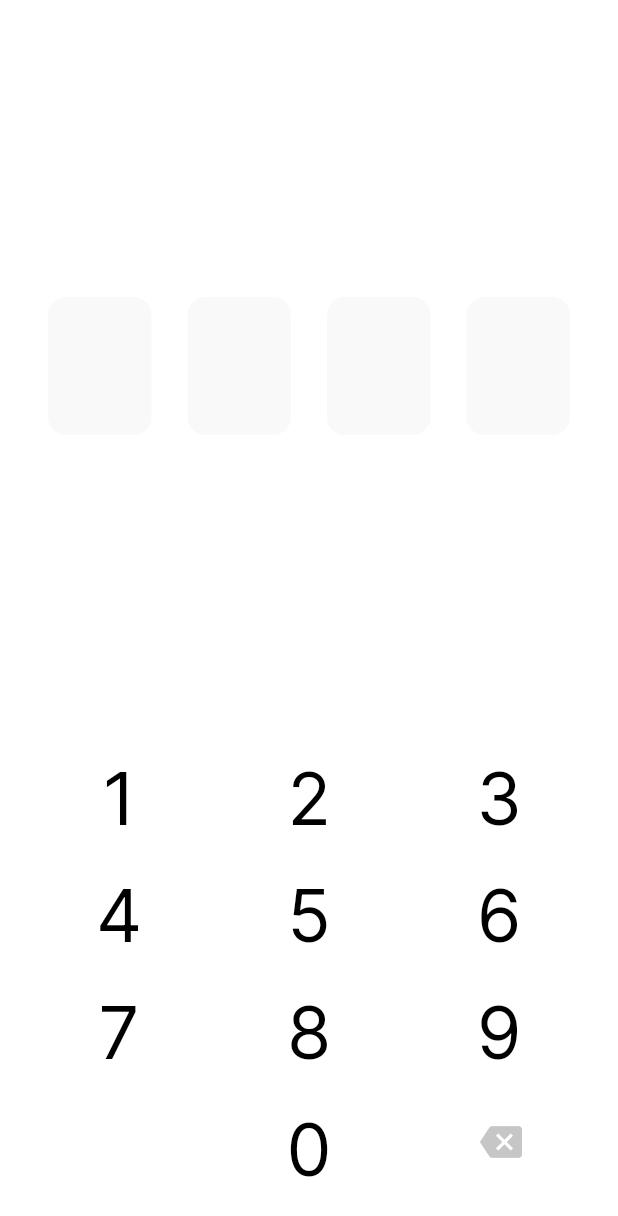
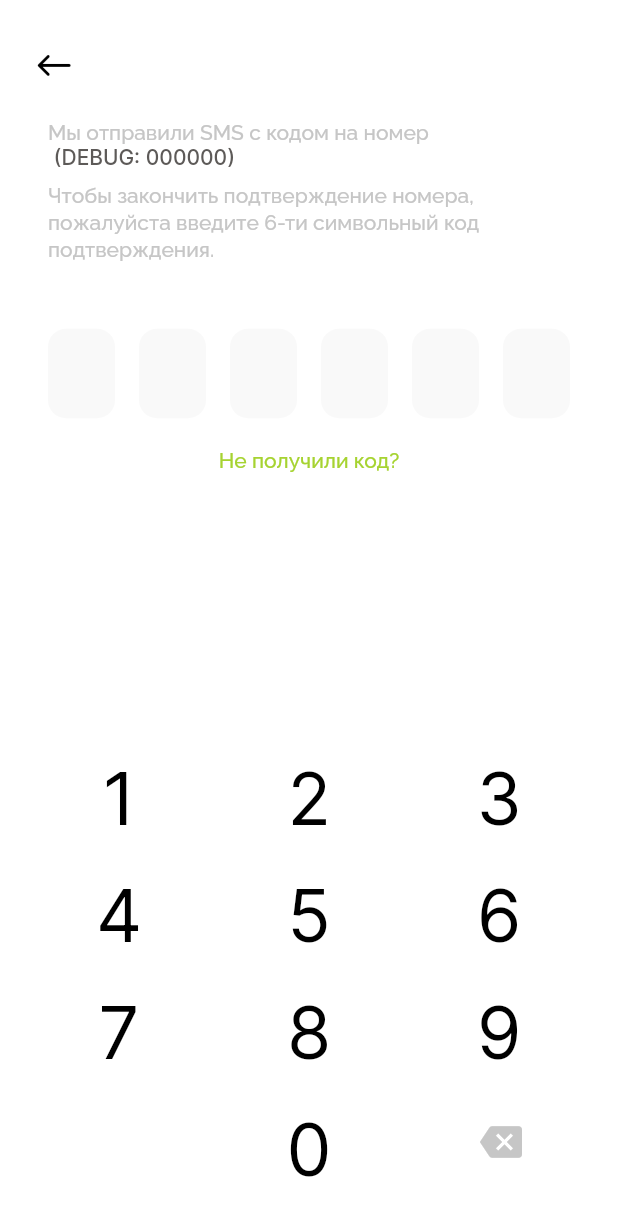
Before and after one commit to devcat37/treearth, a Flutter app: the PhoneNumberPageView screen opened directly, after a tap on "Далее", on a phone screen of 412 x 824 dp. Shown: the top 1216 px of the screen. Run offline on Flutter 3.47's test engine with Material 2 defaults, Android fonts, the phone set to English and light mode, and no system bars; our stand-ins replace carousel_slider, firebase_auth, firebase_core, flutter_mobx, flutter_secure_storage, flutter_svg and 5 more; missing offline and left inert: phone_number; accounts and stored records are empty; generated files the repository leaves out were written again; network calls fail.

Commit message:
Переход на главную страницу после авторизации

```diff
--- a/lib/internal/application.dart
+++ b/lib/internal/application.dart
@@ -1,5 +1,8 @@
 // Flutter imports:
 import 'package:flutter/material.dart';
+
+// Package imports:
+import 'package:phone_number/phone_number.dart';
 
 // Project imports:
 import 'package:treearth/internal/pages/authorization_page/authorization_page.dart';
@@ -25,6 +28,7 @@ class Application extends StatelessWidget {
         textTheme: TextTheme(
           headline3: TextStyle(color: blackColor, fontSize: 24.0, fontWeight: FontWeight.bold),
           subtitle1: TextStyle(color: blackColor, fontSize: 18.0, fontWeight: FontWeight.w500),
+          bodyText1: TextStyle(color: blackColor, fontSize: 14.0, fontWeight: FontWeight.w500),
           bodyText2: TextStyle(color: blackColor, fontSize: 12.0, fontWeight: FontWeight.w500),
           button: TextStyle(color: blackColor, fontSize: 14.0, fontWeight: FontWeight.bold),
         ),
@@ -49,7 +53,11 @@ class Application extends StatelessWidget {
             route = MaterialPageRoute(builder: (context) => const NotificationsPage());
             break;
           case PhoneNumberPage.routeName:
-            route = MaterialPageRoute(builder: (context) => const PhoneNumberPage());
+            route = MaterialPageRoute(
+              builder: (context) => PhoneNumberPage(
+                onSuccessfulConfirmation: routeSettings.arguments as Function(PhoneNumber)?,
+              ),
+            );
             break;
           case ConfirmNumberPage.routeName:
             route = MaterialPageRoute(builder: (context) => const ConfirmNumberPage());
--- a/lib/internal/services/helpers.dart
+++ b/lib/internal/services/helpers.dart
@@ -36,3 +36,11 @@ String monthToString(int month) {
       return 'Января';
   }
 }
+
+String generateNDigitsCode(int digits) {
+  String code = '';
+  for (int i = 0; i < digits; i++) {
+    code += '${Random().nextInt(10)}';
+  }
+  return code;
+}
--- a/lib/internal/states/auth_state/auth_state.dart
+++ b/lib/internal/states/auth_state/auth_state.dart
@@ -3,7 +3,6 @@ import 'package:mobx/mobx.dart';
 
 // Project imports:
 import 'package:treearth/data/repository/auth/auth_repository.dart';
-import 'package:treearth/internal/services/app_redirects.dart';
 import 'package:treearth/internal/services/service_locator.dart';
 import 'package:treearth/internal/services/settings.dart';
 
@@ -31,7 +30,7 @@ abstract class _AuthStateBase with Store {
   @action
   Future<bool> signInWithPhoneNumber() async {
     // Получение номера телефона пользователя и подтверждение его на pin-странице.
-
+    return true;
     return await authorize();
   }
 
--- /dev/null
+++ b/lib/internal/states/confirm_number_state/confirm_number_state.dart
@@ -0,0 +1,48 @@
+// Dart imports:
+import 'dart:developer';
+
+// Package imports:
+import 'package:mobx/mobx.dart';
+import 'package:phone_number/phone_number.dart';
+
+// Project imports:
+import 'package:treearth/internal/services/helpers.dart';
+
+part 'confirm_number_state.g.dart';
+
+class ConfirmNumberState extends _ConfirmNumberStateBase with _$ConfirmNumberState {
+  ConfirmNumberState({required PhoneNumber phone}) : super(phone: phone);
+
+  static const defaultCodeLength = 6;
+}
+
+abstract class _ConfirmNumberStateBase with Store {
+  _ConfirmNumberStateBase({
+    required this.phone,
+  }) {
+    // Автоматическая отправка кода на указанный номер телефона.
+    _sendVerificationCode();
+  }
+
+  /// Номер телефона, с которым будут производиться операции.
+  final PhoneNumber phone;
+
+  /// Код, который отправляется по СМС.
+  String? verificationCode;
+
+  /// Отправка кода по СМС.
+  @action
+  Future<void> _sendVerificationCode() async {
+    // Генерация кода.
+    verificationCode = generateNDigitsCode(ConfirmNumberState.defaultCodeLength);
+    log('Verification code is $verificationCode');
+  }
+
+  /// Отправка кода по СМС.
+  @action
+  bool verifyCode(String code) {
+    if (code == verificationCode) return true;
+
+    return false;
+  }
+}
--- a/lib/presentation/global/app_bar/tree_app_bar.dart
+++ b/lib/presentation/global/app_bar/tree_app_bar.dart
@@ -9,15 +9,17 @@ import 'package:treearth/presentation/global/icons/tree_icons.dart';
 class TreeAppBar extends StatefulWidget implements PreferredSizeWidget {
   const TreeAppBar({
     Key? key,
-    required this.title,
+    this.title,
     this.backgroundColor = Colors.transparent,
     this.contentColor = blackColor,
     this.actions,
+    this.canPop = true,
   }) : super(key: key);
 
-  final String title;
+  final String? title;
   final Color? backgroundColor;
   final Color? contentColor;
+  final bool canPop;
   final List<Widget>? actions;
 
   @override
@@ -35,7 +37,7 @@ class _TreeAppBarState extends State<TreeAppBar> {
       height: kToolbarHeight * 1.5,
       color: widget.backgroundColor ?? Theme.of(context).scaffoldBackgroundColor,
       child: Padding(
-        padding: const EdgeInsets.only(left: sidePadding, bottom: sidePadding12, right: sidePadding),
+        padding: const EdgeInsets.only(left: sidePadding, right: sidePadding),
         child: child,
       ),
     );
@@ -66,11 +68,12 @@ class _TreeAppBarState extends State<TreeAppBar> {
         children: [
           Row(
             children: [
-              if (canPop(context)) _buildBackButton(context),
+              if (canPop(context) && widget.canPop) _buildBackButton(context),
+              if (widget.title != null)
                 Hero(
                   tag: _appBarHeroTag,
                   child: Text(
-                  widget.title,
+                    widget.title!,
                     style: Theme.of(context).textTheme.headline3?.copyWith(color: widget.contentColor),
                   ),
                 )
--- a/lib/presentation/global/pin_code_field/pin_code_field.dart
+++ b/lib/presentation/global/pin_code_field/pin_code_field.dart
@@ -4,7 +4,6 @@ import 'package:flutter/widgets.dart';
 
 // Project imports:
 import 'package:treearth/internal/utils/infrastructure.dart';
-import 'package:treearth/presentation/global/gradient_text/gradient_text.dart';
 import 'package:treearth/presentation/global/pin_code_field/pin_code_number.dart';
 import 'package:treearth/presentation/global/pin_controller/pin_controller.dart';
 
@@ -13,10 +12,12 @@ class PinCodeField extends StatefulWidget {
     Key? key,
     this.length = 4,
     this.controller,
+    this.onComplete,
   }) : super(key: key);
 
   final int length;
   final PinController? controller;
+  final Function(String)? onComplete;
 
   @override
   State<PinCodeField> createState() => _PinCodeFieldState();
@@ -26,7 +27,9 @@ class _PinCodeFieldState extends State<PinCodeField> {
   @override
   void initState() {
     widget.controller?.addListener(() {
-      setState(() {});
+      if (mounted) setState(() {});
+      if (widget.controller?.pin?.length == widget.controller?.length && widget.onComplete != null)
+        widget.onComplete!(widget.controller?.pin ?? '');
     });
 
     super.initState();
--- a/lib/presentation/global/tree_input/tree_input.dart
+++ b/lib/presentation/global/tree_input/tree_input.dart
@@ -11,6 +11,7 @@ class TreeInput extends StatelessWidget {
     this.hintText,
     this.width,
     this.autoFocus = false,
+    this.controller,
     this.keyboardType = TextInputType.name,
   }) : super(key: key);
 
@@ -22,6 +23,7 @@ class TreeInput extends StatelessWidget {
   final String? hintText;
   final bool autoFocus;
   final TextInputType? keyboardType;
+  final TextEditingController? controller;
 
   @override
   Widget build(BuildContext context) {
@@ -49,6 +51,7 @@ class TreeInput extends StatelessWidget {
           child: TextFormField(
             keyboardType: keyboardType,
             autofocus: autoFocus,
+            controller: controller,
             style: Theme.of(context).textTheme.headline3!.copyWith(fontWeight: FontWeight.w400, fontFamily: 'Inter'),
             cursorColor: lightGreenColor,
             cursorHeight: 28.0,
--- a/lib/presentation/pages/confirm_number_page/confirm_number_page_view.dart
+++ b/lib/presentation/pages/confirm_number_page/confirm_number_page_view.dart
@@ -2,7 +2,11 @@
 import 'package:flutter/material.dart';
 
 // Project imports:
+import 'package:treearth/internal/services/app_redirects.dart';
+import 'package:treearth/internal/services/service_locator.dart';
+import 'package:treearth/internal/states/confirm_number_state/confirm_number_state.dart';
 import 'package:treearth/internal/utils/infrastructure.dart';
+import 'package:treearth/presentation/global/app_bar/tree_app_bar.dart';
 import 'package:treearth/presentation/global/pin_code_field/pin_code_field.dart';
 import 'package:treearth/presentation/global/pin_controller/pin_controller.dart';
 import 'package:treearth/presentation/global/pin_enter/pin_enter.dart';
@@ -15,22 +19,78 @@ class ConfirmNumberPageView extends StatefulWidget {
 }
 
 class _ConfirmNumberPageViewState extends State<ConfirmNumberPageView> {
-  static const _pinLength = 4;
+  static const _pinLength = ConfirmNumberState.defaultCodeLength;
+
   final PinController controller = PinController(length: _pinLength);
+
+  ConfirmNumberState get confirmNumberState => service<ConfirmNumberState>();
+
+  Widget _buildWeHaveSent(BuildContext context) {
+    return Padding(
+      padding: const EdgeInsets.symmetric(horizontal: sidePadding32),
+      child: Column(
+        crossAxisAlignment: CrossAxisAlignment.start,
+        children: [
+          Text.rich(
+            TextSpan(
+              children: [
+                TextSpan(
+                  text: 'Мы отправили SMS с кодом на номер\n',
+                  style: Theme.of(context).textTheme.bodyText1!.copyWith(color: greyTextColor, height: 16 / 14),
+                ),
+                TextSpan(
+                  text: '${confirmNumberState.phone.national} (DEBUG: ${confirmNumberState.verificationCode})',
+                  style: Theme.of(context).textTheme.bodyText1!.copyWith(color: darkGreyColor, fontFamily: 'Inter'),
+                ),
+              ],
+            ),
+          ),
+          const SizedBox(height: sidePadding8),
+          Text(
+            'Чтобы закончить подтверждение номера, пожалуйста введите 6-ти символьный код подтверждения.',
+            style: Theme.of(context).textTheme.bodyText1!.copyWith(color: greyTextColor, height: 18 / 14),
+          ),
+        ],
+      ),
+    );
+  }
+
+  Widget _buildDidntReceiveTheCode(BuildContext context) {
+    return Text(
+      'Не получили код?',
+      style: Theme.of(context).textTheme.bodyText1!.copyWith(color: lightGreenColor),
+    );
+  }
 
   @override
   Widget build(BuildContext context) {
     return Scaffold(
-      body: Container(
+      resizeToAvoidBottomInset: false,
+      appBar: TreeAppBar(),
+      body: SafeArea(
+        child: Container(
           height: MediaQuery.of(context).size.height,
           child: Column(
             mainAxisAlignment: MainAxisAlignment.end,
             children: [
               Expanded(
                 child: Center(
-                child: PinCodeField(
+                  child: Column(
+                    children: [
+                      const SizedBox(height: sidePadding),
+                      _buildWeHaveSent(context),
+                      const SizedBox(height: sidePadding),
+                      PinCodeField(
                         controller: controller,
                         length: _pinLength,
+                        onComplete: (code) {
+                          final isValidCode = confirmNumberState.verifyCode(code);
+
+                          if (isValidCode) pop(context, true);
+                        },
+                      ),
+                      _buildDidntReceiveTheCode(context),
+                    ],
                   ),
                 ),
               ),
@@ -44,6 +104,7 @@ class _ConfirmNumberPageViewState extends State<ConfirmNumberPageView> {
             ],
           ),
         ),
+      ),
     );
   }
 }
--- a/lib/presentation/pages/main_page/main_page_view.dart
+++ b/lib/presentation/pages/main_page/main_page_view.dart
@@ -66,6 +66,7 @@ class _MainPageViewState extends State<MainPageView> {
         actions: [
           _buildNotificationsButton(context),
         ],
+        canPop: false,
       ),
       body: SingleChildScrollView(
         child: Container(
--- a/lib/presentation/pages/phone_number_page/phone_number_page_view.dart
+++ b/lib/presentation/pages/phone_number_page/phone_number_page_view.dart
@@ -1,19 +1,45 @@
 // Flutter imports:
 import 'package:flutter/material.dart';
+
+// Package imports:
+import 'package:phone_number/phone_number.dart';
 
 // Project imports:
 import 'package:treearth/internal/services/app_redirects.dart';
 import 'package:treearth/internal/utils/infrastructure.dart';
+import 'package:treearth/presentation/global/app_bar/tree_app_bar.dart';
 import 'package:treearth/presentation/global/tree_button/tree_button.dart';
 import 'package:treearth/presentation/global/tree_input/tree_input.dart';
 
-class PhoneNumberPageView extends StatelessWidget {
-  const PhoneNumberPageView({Key? key}) : super(key: key);
+class PhoneNumberPageView extends StatefulWidget {
+  const PhoneNumberPageView({
+    Key? key,
+    this.onSuccessfulConfirmation,
+  }) : super(key: key);
+
+  final Function(PhoneNumber)? onSuccessfulConfirmation;
+
+  @override
+  State<PhoneNumberPageView> createState() => _PhoneNumberPageViewState();
+}
+
+class _PhoneNumberPageViewState extends State<PhoneNumberPageView> {
+  final TextEditingController _numberController = TextEditingController();
 
   Widget _buildNextButton(BuildContext context) {
     return TreeButton(
       onPressed: () async {
-        final result = await goToConfirmNumberPage(context);
+        try {
+          final util = PhoneNumberUtil();
+          final String rawNumber = _numberController.text;
+          final PhoneNumber number = await util.parse(rawNumber);
+
+          final result = await goToConfirmNumberPage(context, number);
+
+          if (result == true && widget.onSuccessfulConfirmation != null) widget.onSuccessfulConfirmation!(number);
+        } catch (e) {
+          print(e);
+        }
       },
       title: 'Далее',
       style: Theme.of(context).textTheme.headline3!.copyWith(fontWeight: FontWeight.w400),
@@ -26,6 +52,7 @@ class PhoneNumberPageView extends StatelessWidget {
       title: 'Телефон',
       hintText: 'Введите номер',
       autoFocus: true,
+      controller: _numberController,
       keyboardType: TextInputType.phone,
     );
   }
@@ -45,6 +72,7 @@ class PhoneNumberPageView extends StatelessWidget {
   Widget build(BuildContext context) {
     return Scaffold(
       resizeToAvoidBottomInset: false,
+      appBar: TreeAppBar(),
       body: Center(
         child: Column(
           mainAxisAlignment: MainAxisAlignment.end,
--- a/lib/presentation/pages/planet_page/planet_page_view.dart
+++ b/lib/presentation/pages/planet_page/planet_page_view.dart
@@ -33,6 +33,7 @@ class _PlanetPageViewState extends State<PlanetPageView> {
     return Scaffold(
       appBar: TreeAppBar(
         title: 'Планета',
+        canPop: false,
       ),
       body: Stack(
         children: [
--- a/lib/presentation/pages/profile_page/profile_page_view.dart
+++ b/lib/presentation/pages/profile_page/profile_page_view.dart
@@ -17,6 +17,7 @@ class _ProfilePageViewState extends State<ProfilePageView> {
     return Scaffold(
       appBar: TreeAppBar(
         title: 'Профиль',
+        canPop: false,
       ),
     );
   }
--- a/pubspec.yaml
+++ b/pubspec.yaml
@@ -42,6 +42,7 @@ dependencies:
   google_maps_flutter: ^2.0.11
   google_sign_in: ^5.2.0
   mobx: ^2.0.3
+  phone_number: ^0.12.0+1
   shimmer: ^2.0.0
   uuid: ^3.0.5
 
```
Also changed, not shown: lib/internal/pages/phone_number_page/phone_number_page.dart (+12 -2 lines), lib/internal/services/app_redirects.dart (+14 -6 lines), lib/presentation/pages/authorization_page/authorization_page_view.dart (+15 -2 lines), lib/internal/states/confirm_number_state/confirm_number_state.g.dart (added), pubspec.lock. Lines whose indentation alone changed are shown as unchanged.
